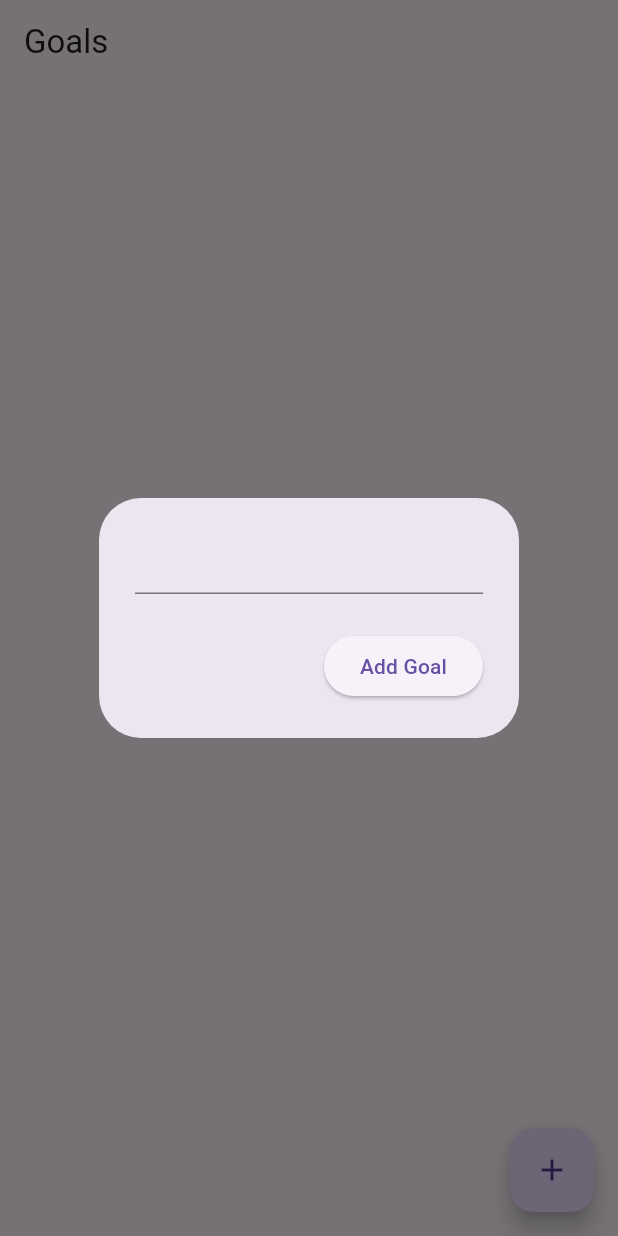
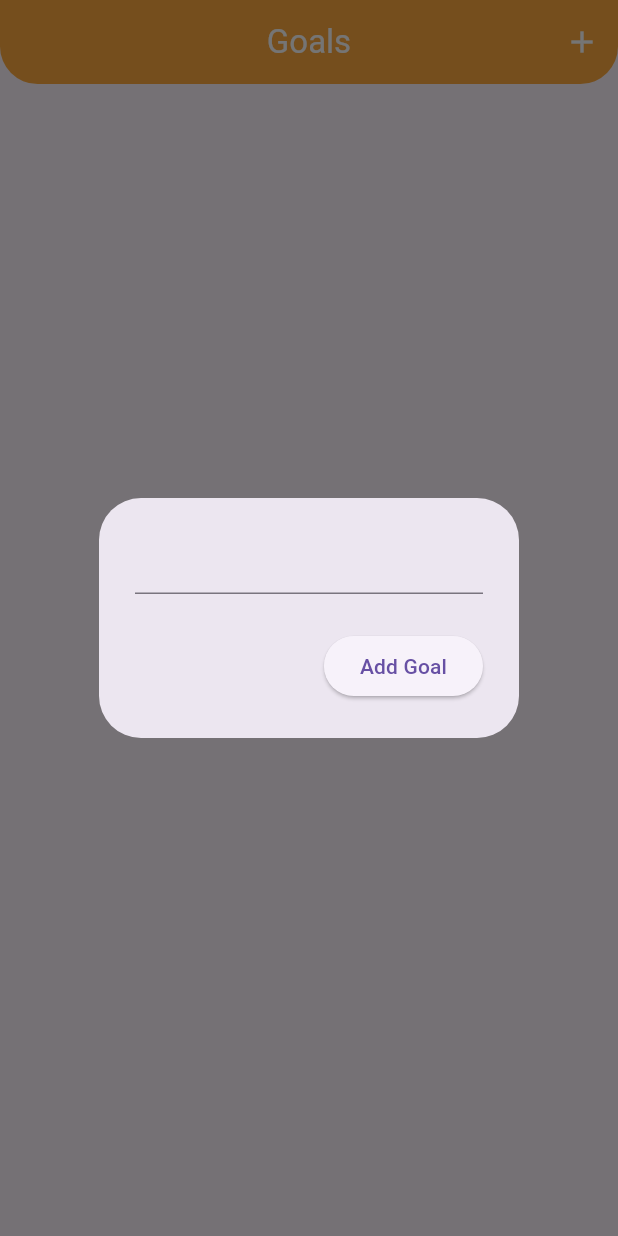
Before and after one commit to alrlabajo/mobdev_demo, a Flutter app: the screen it shows after launch, after a tap on the "add" icon, on a phone screen of 412 x 824 dp. Run offline on Flutter 3.47's test engine with Material 3 defaults, Android fonts, the phone set to English and light mode, and no system bars; our stand-ins replace cloud_firestore, firebase_core; accounts and stored records are empty.

Commit message:
changed appbar

```diff
--- a/lib/pages/home_page.dart
+++ b/lib/pages/home_page.dart
@@ -10,7 +10,6 @@ class HomePage extends StatefulWidget {
 }
 
 class _HomePageState extends State<HomePage> {
-
   //Firestore File
   final FirestoreService firestoreService = FirestoreService();
 
@@ -18,30 +17,29 @@ class _HomePageState extends State<HomePage> {
   final TextEditingController textController = TextEditingController();
 
   //Dialog Box
-  void notesDialogBox ({String? docID}){
+  void notesDialogBox({String? docID}) {
     showDialog(
         context: context,
-      builder: (context)=>AlertDialog(
-        content: TextField( //Text Input
+        builder: (context) => AlertDialog(
+              content: TextField(
+                //Text Input
                 controller: textController,
               ),
               actions: [
                 ElevatedButton(
                     onPressed: () {
-              if(docID == null) {
+                      if (docID == null) {
                         firestoreService.addGoal(textController.text);
-              }
-
-              else {
-                firestoreService.updateGoals(docID, textController.text);
+                      } else {
+                        firestoreService.updateGoals(
+                            docID, textController.text);
                       }
 
                       textController.clear(); // Clear text field after saving
 
                       Navigator.pop(context); // Close dialog box
                     },
-            child: const Text("Add Goal")
-            )
+                    child: const Text("Add Goal"))
               ],
             ));
   }
@@ -49,18 +47,39 @@ class _HomePageState extends State<HomePage> {
   @override
   Widget build(BuildContext context) {
     return Scaffold(
-      appBar: AppBar(title: const Text('Goals')),
-      floatingActionButton: FloatingActionButton(
+      appBar: AppBar(
+        title: const Text(
+          'Goals',
+          style: TextStyle(color: Colors.white),
+        ),
+        centerTitle: true,
+
+        actions: <Widget>[
+          IconButton(
             onPressed: notesDialogBox,
-        child: const Icon(Icons.add)
+            icon: const Icon(Icons.add),
+            color: Colors.white,
+          )
+        ],
+        backgroundColor: Colors.orangeAccent,
+        shape:  const RoundedRectangleBorder(
+          borderRadius: BorderRadius.only(
+            bottomLeft: Radius.circular(25),
+            bottomRight: Radius.circular(25)
+          )
+        ),
+        iconTheme: const IconThemeData(
+          color: Colors.white,
+        ),
+        foregroundColor: Colors.white,
       ),
       body: StreamBuilder<QuerySnapshot>(
           stream: firestoreService.getGoalsStream(),
           builder: (context, snapshot) {
-            if(snapshot.hasData) {
+            if (snapshot.hasData) {
               List goalsList = snapshot.data!.docs;
 
-              return ListView.builder (
+              return ListView.separated(
                 itemCount: goalsList.length,
                 itemBuilder: (context, index) {
                   //Get individual goal from database
@@ -72,29 +91,38 @@ class _HomePageState extends State<HomePage> {
                       document.data() as Map<String, dynamic>;
                   String goalText = data['goal'];
 
-                  //Display
-                  return ListTile (
-                    title: Text(goalText),
-                    trailing: Row (
+                  // Display
+                  return Padding (
+                    padding: const EdgeInsets.all(8.0), // Add padding here
+                    child: ListTile(
+                      title: Text(
+                        goalText,
+                        style: TextStyle(color: Colors.white)
+                      ),
+                      tileColor: Colors.deepPurpleAccent,
+                      trailing: Row(
                         mainAxisSize: MainAxisSize.min,
                         children: [
                           IconButton(
-                          onPressed: ()=> notesDialogBox(docID: docID ),
-                          icon: const Icon(Icons.keyboard_control_key_rounded),
+                            onPressed: () => notesDialogBox(docID: docID),
+                            icon: const Icon(Icons.edit),
+                            color: Colors.white,
                           ),
-
                           IconButton(
-                          onPressed: ()=> firestoreService.deleteGoals(docID),
+                            onPressed: () => firestoreService.deleteGoals(docID),
                             icon: const Icon(Icons.delete),
-                        )
+                            color: Colors.white,
+                          ),
                         ],
-                    )
+                      ),
+                    ),
                   );
                 },
+                separatorBuilder: (context, index) => const Divider(),
               );
             }
             else {
-              return const Text("You haven't set your goals");
+              return const Text('No goals yet...');
             }
           }
         ),
```
Lines whose indentation alone changed are shown as unchanged.
